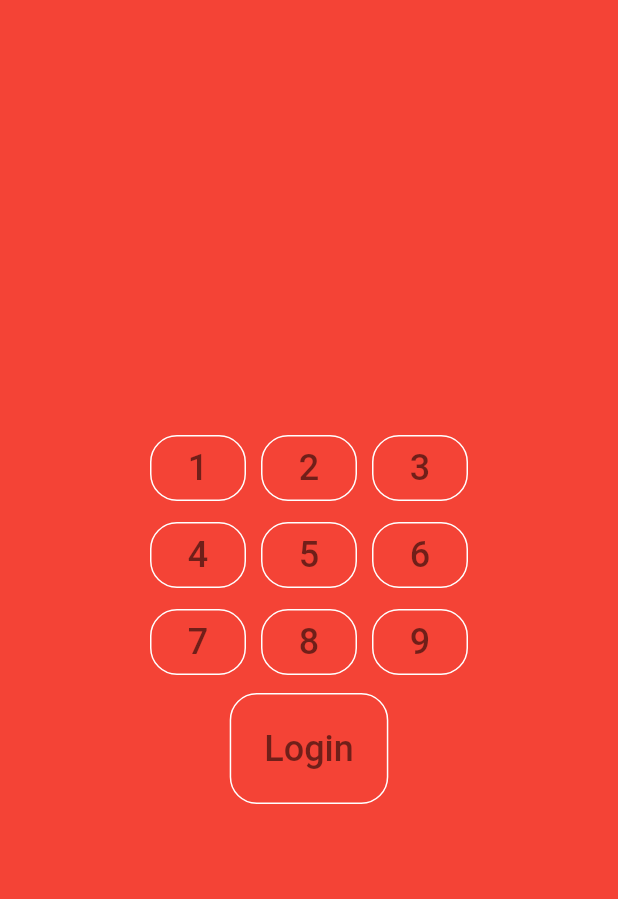
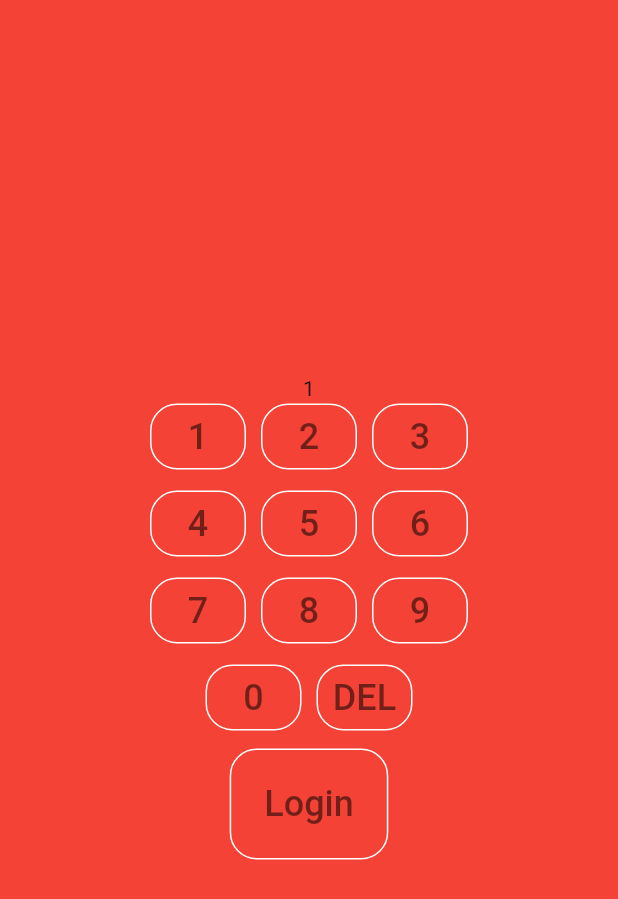
Before and after one commit to AlecRoss01/NAPOS-POS-System, a Flutter app: the screen it shows after launch, after a tap on an icon or button, on a phone screen of 412 x 824 dp. Shown: the top 899 px of the screen. Run offline on Flutter 3.47's test engine with Material 2 defaults, Android fonts, the phone set to English and light mode, and no system bars.

Commit message:
added more functionality to login screen, now can input numbers and delete them, next i'll be working on checking if inputed pin number is in the system to let user login

```diff
--- a/lib/main.dart
+++ b/lib/main.dart
@@ -35,6 +35,42 @@ class LoginScreen extends StatefulWidget {
 }
 
 class _LoginScreenState extends State<LoginScreen> {
+
+  var pin = <int>[];
+
+  void addNumToPIN(String number){
+    setState(() {
+      if (pin.length == 4){
+        return;
+      }
+      else {
+        pin.add(int.parse(number));
+      }
+    });
+  }
+
+  void delLastPINNumber() {
+    setState(() {
+      if (!pin.isEmpty)
+      {
+        pin.removeLast();
+      }
+    });
+  }
+
+  String pinToString() {
+    String returnString = "";
+    if (pin.isEmpty){
+      return returnString;
+    }
+    for (int i = 0; i < pin.length; i++)
+    {
+      returnString += pin[i].toString();
+    }
+    return returnString;
+  }
+
+
   @override
   Widget build(BuildContext context) {
     return Scaffold(
@@ -44,36 +80,46 @@ class _LoginScreenState extends State<LoginScreen> {
           child: Column(
             mainAxisAlignment: MainAxisAlignment.center,
             children: <Widget> [
+              Text(pinToString()),
               Row(
                 mainAxisAlignment: MainAxisAlignment.center,
                 children: <Widget> [
-                  PinNumber(number: "1"),
+                  PinNumber(number: "1", addNumberToPIN: addNumToPIN),
                   SizedBox(width: 10),
-                  PinNumber(number: "2"),
+                  PinNumber(number: "2", addNumberToPIN: addNumToPIN),
                   SizedBox(width: 10),
-                  PinNumber(number: "3")
+                  PinNumber(number: "3", addNumberToPIN: addNumToPIN)
                 ]
               ),
               SizedBox(height: 10),
               Row(
                 mainAxisAlignment: MainAxisAlignment.center,
                 children: <Widget> [
-                  PinNumber(number: "4"),
+                  PinNumber(number: "4", addNumberToPIN: addNumToPIN),
                   SizedBox(width: 10),
-                  PinNumber(number: "5"),
+                  PinNumber(number: "5", addNumberToPIN: addNumToPIN),
                   SizedBox(width: 10),
-                  PinNumber(number: "6")
+                  PinNumber(number: "6", addNumberToPIN: addNumToPIN)
                 ]
               ),
               SizedBox(height: 10),
               Row(
                 mainAxisAlignment: MainAxisAlignment.center,
                 children: <Widget> [
-                  PinNumber(number: "7"),
+                  PinNumber(number: "7", addNumberToPIN: addNumToPIN),
                   SizedBox(width: 10),
-                  PinNumber(number: "8"),
+                  PinNumber(number: "8", addNumberToPIN: addNumToPIN),
                   SizedBox(width: 10),
-                  PinNumber(number: "9")
+                  PinNumber(number: "9", addNumberToPIN: addNumToPIN)
+                ]
+              ),
+              SizedBox(height: 10),
+              Row(
+                mainAxisAlignment: MainAxisAlignment.center,
+                children: <Widget> [
+                  PinNumber(number: "0", addNumberToPIN: addNumToPIN),
+                  SizedBox(width: 10),
+                  DelNumber(delSymbol: "DEL", removeLastNum: delLastPINNumber),
                 ]
               ),
               SizedBox(height: 10),
@@ -92,6 +138,9 @@ class _LoginScreenState extends State<LoginScreen> {
                 ),
                 onPressed: () {
                   //check login credentials here, if they pass got to POS Home Page
+                  setState(() {
+                    pin.clear();
+                  });
                   Navigator.push(context, MaterialPageRoute(builder: (context) => const POSHomePage(title: 'Napos POS')));
                 }
               )
@@ -103,15 +152,19 @@ class _LoginScreenState extends State<LoginScreen> {
   }
 }
 
-class PinNumber extends StatelessWidget {
+class PinNumber extends StatefulWidget {
   final String number;
-  const PinNumber({super.key, required this.number});
+  final Function(String) addNumberToPIN;
+  const PinNumber({super.key, required this.number, required this.addNumberToPIN});
 
-  // This widget is the root of the application.
+  State<PinNumber> createState() => _PinNumberState();
+}
+
+class _PinNumberState extends State<PinNumber> {
   @override
   Widget build(BuildContext context) {
     return TextButton(
-      child: Text(number, style:CustomTextStyle.homeButtons),
+      child: Text(widget.number, style:CustomTextStyle.homeButtons),
       style: ButtonStyle(
         shape: MaterialStateProperty.all<RoundedRectangleBorder>(
           RoundedRectangleBorder(
@@ -121,7 +174,36 @@ class PinNumber extends StatelessWidget {
         )
       ),
       onPressed: () {
+        widget.addNumberToPIN(widget.number);
       }
     );
   }
 }
+
+class DelNumber extends StatefulWidget {
+  final String delSymbol;
+  final Function() removeLastNum;
+  const DelNumber({super.key, required this.delSymbol, required this.removeLastNum});
+
+  State<DelNumber> createState() => _DelNumberState();
+}
+
+class _DelNumberState extends State<DelNumber> {
+  @override
+  Widget build(BuildContext context) {
+    return TextButton(
+      child: Text(widget.delSymbol, style:CustomTextStyle.homeButtons),
+      style: ButtonStyle(
+        shape: MaterialStateProperty.all<RoundedRectangleBorder>(
+          RoundedRectangleBorder(
+            borderRadius: BorderRadius.circular(18.0),
+            side: BorderSide(color: Colors.white)
+          )
+        )
+      ),
+      onPressed: () {
+        widget.removeLastNum();
+      }
+    );
+  }
+}
```
